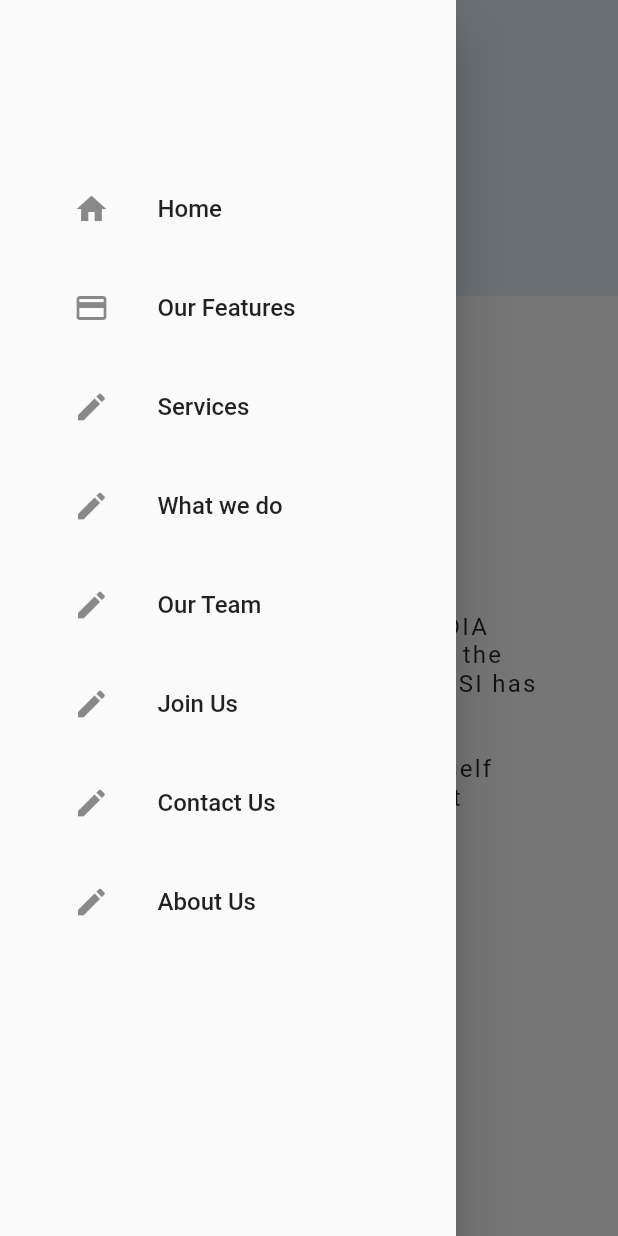
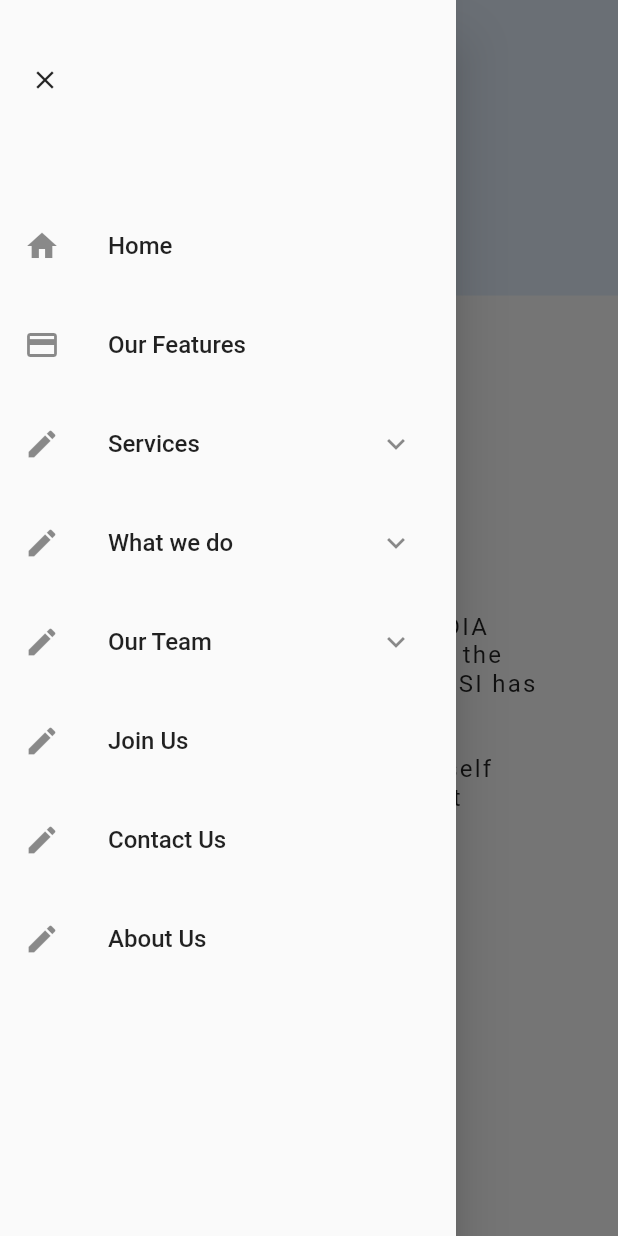
Before and after one commit to xdityxa/CSI-App, a Flutter app: the screen it shows after launch, with the side drawer open, on a phone screen of 412 x 824 dp. Run offline on Flutter 3.47's test engine with Material 2 defaults, Android fonts, the phone set to English and light mode, and no system bars; our stand-ins replace hexcolor.

Commit message:
drawer added

```diff
--- a/lib/screens/home_page_screen.dart
+++ b/lib/screens/home_page_screen.dart
@@ -4,13 +4,20 @@ import 'package:hexcolor/hexcolor.dart';
 import '../widgets/app_drawer.dart';
 
 class HomePage extends StatelessWidget {
-  const HomePage({Key key}) : super(key: key);
+  final GlobalKey _scaffoldKey = new GlobalKey();
 
   @override
   Widget build(BuildContext context) {
     return Scaffold(
+      key: _scaffoldKey,
       drawer: AppDrawer(),
       appBar: AppBar(
+        // leading: IconButton(
+        //   icon: Icon(Icons.menu),
+        //   onPressed: (){
+        //     // _scaffoldKey.currentState.openDrawer();
+          // },
+        // ),
         elevation: 0,
         // title: Text('Home'),
         backgroundColor: Hexcolor('#E7F3FF'),
@@ -53,13 +60,20 @@ class HomePage extends StatelessWidget {
                         alignment: Alignment.center,
                         height: 50,
                         width: 136,
+                        decoration: BoxDecoration(
+                            gradient: LinearGradient(
+                                colors: [Hexcolor('#79B6FC'), Colors.white],
+                                begin: Alignment.topLeft,
+                                end: Alignment.bottomRight,
+                                stops: [0.3, 1.8])),
                         child: Text(
                           'Who we are',
                           style: TextStyle(
                             color: Colors.white,
+                            fontSize: 16,
                           ),
                         ),
-                        color: Hexcolor('#79B6FC'),
+                        // color: Hexcolor('#79B6FC'),
                       ),
                     ),
                     SizedBox(
@@ -91,9 +105,9 @@ class HomePage extends StatelessWidget {
                       ),
                     ),
                     SizedBox(height: 50),
-
                     Container(
-                      margin: EdgeInsets.only(left: 30),                      child: RaisedButton(
+                      margin: EdgeInsets.only(left: 30),
+                      child: RaisedButton(
                         child: Padding(
                           padding: const EdgeInsets.symmetric(
                             vertical: 18,
--- a/lib/widgets/app_drawer.dart
+++ b/lib/widgets/app_drawer.dart
@@ -4,27 +4,41 @@ class AppDrawer extends StatelessWidget {
   @override
   Widget build(BuildContext context) {
     return Drawer(
-      child: Container(
-        padding: const EdgeInsets.only(top: 111, left: 33),
-        width: 100,
       child: Column(
         children: <Widget>[
-            // AppBar(
-            //   title: Text('Hello John!'),
-            //   automaticallyImplyLeading: false,
-            // ),
+          Container(
+            margin: EdgeInsets.only(
+              top: 43,
+              left: 0
+            ),
+            padding: EdgeInsets.zero,
+            alignment: Alignment.centerLeft,
+            child: IconButton(
+              alignment: Alignment.topLeft,
+              padding: EdgeInsets.only(left: 20),
+              icon: Icon(
+                Icons.clear,
+                size: 20,
+              ),
+              onPressed: () {
+                Navigator.of(context).pop();
+              },
+            ),
+          ),
+          SizedBox(height:45),
           ListTile(
             leading: Icon(Icons.home),
             title: Text(
               'Home',
-                style: TextStyle(fontSize: 16),
+              style: TextStyle(
+                fontSize: 16,
+              ),
             ),
             onTap: () {
               // Navigator.of(context).pushReplacementNamed('/');
             },
           ),
           SizedBox(height: 10),
-
           ListTile(
             leading: Icon(Icons.payment),
             title: Text(
@@ -36,7 +50,6 @@ class AppDrawer extends StatelessWidget {
             },
           ),
           SizedBox(height: 10),
-
           ListTile(
             leading: Icon(Icons.edit),
             title: Text(
@@ -46,9 +59,12 @@ class AppDrawer extends StatelessWidget {
             onTap: () {
               // Navigator.of(context).pushReplacementNamed(Screen.routeName);
             },
+            trailing: IconButton(
+              icon: Icon(Icons.keyboard_arrow_down),
+              onPressed: () {},
+            ),
           ),
           SizedBox(height: 10),
-
           ListTile(
             leading: Icon(Icons.edit),
             title: Text(
@@ -58,9 +74,12 @@ class AppDrawer extends StatelessWidget {
             onTap: () {
               // Navigator.of(context).pushReplacementNamed(Screen.routeName);
             },
+            trailing: IconButton(
+              icon: Icon(Icons.keyboard_arrow_down),
+              onPressed: () {},
+            ),
           ),
           SizedBox(height: 10),
-
           ListTile(
             leading: Icon(Icons.edit),
             title: Text(
@@ -70,9 +89,12 @@ class AppDrawer extends StatelessWidget {
             onTap: () {
               // Navigator.of(context).pushReplacementNamed(Screen.routeName);
             },
+            trailing: IconButton(
+              icon: Icon(Icons.keyboard_arrow_down),
+              onPressed: () {},
+            ),
           ),
           SizedBox(height: 10),
-
           ListTile(
             leading: Icon(Icons.edit),
             title: Text(
@@ -84,7 +106,6 @@ class AppDrawer extends StatelessWidget {
             },
           ),
           SizedBox(height: 10),
-
           ListTile(
             leading: Icon(Icons.edit),
             title: Text(
@@ -96,7 +117,6 @@ class AppDrawer extends StatelessWidget {
             },
           ),
           SizedBox(height: 10),
-
           ListTile(
             leading: Icon(Icons.edit),
             title: Text(
@@ -120,7 +140,6 @@ class AppDrawer extends StatelessWidget {
           ),
         ],
       ),
-      ),
     );
   }
 }
```
Lines whose indentation alone changed are shown as unchanged.
